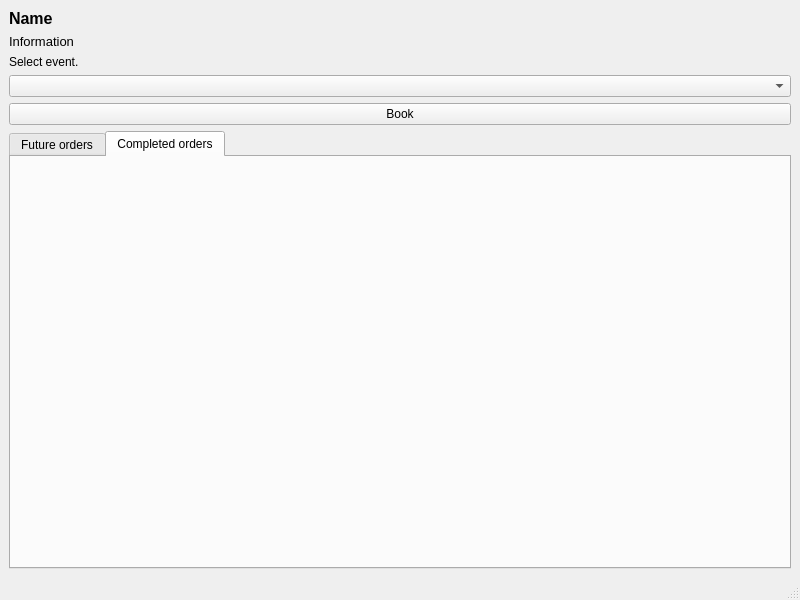
Qt form Booking/choicewindow.ui (mainex/btimetable-booking) before a commit.
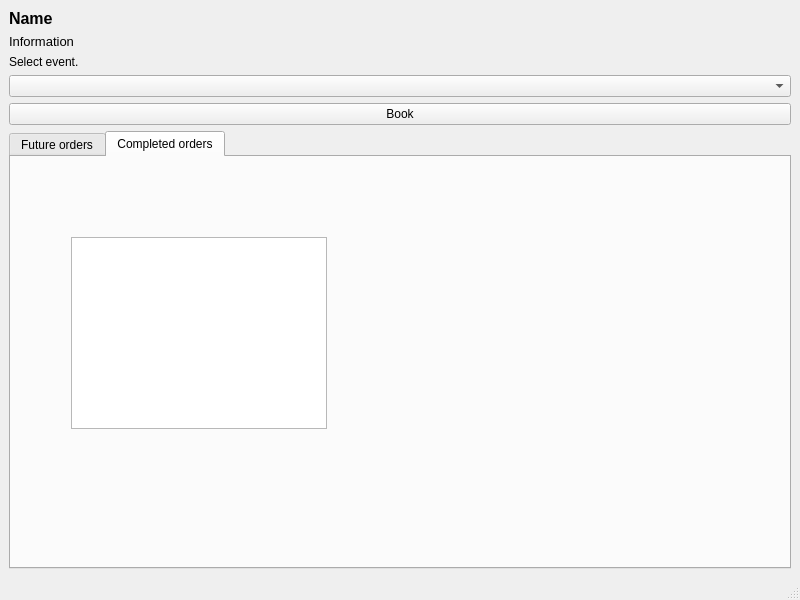
The same form after that commit.

Commit message: completed orders show at tab 2

```diff
--- a/Booking/choicewindow.ui
+++ b/Booking/choicewindow.ui
@@ -84,6 +84,16 @@
        <attribute name="title">
         <string>Completed orders</string>
        </attribute>
+       <widget class="QTableView" name="completedOrdersTableView">
+        <property name="geometry">
+         <rect>
+          <x>60</x>
+          <y>80</y>
+          <width>256</width>
+          <height>192</height>
+         </rect>
+        </property>
+       </widget>
       </widget>
      </widget>
     </item>
```
Left out of the diff: 6 changed lines with no effect on the pictures. The commit also changes 2 other files.
